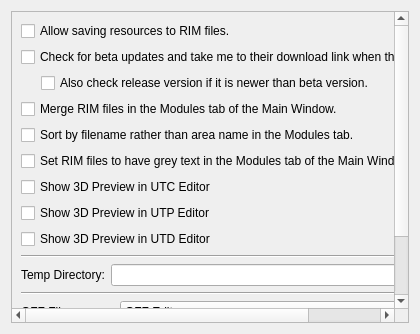
Old version of the form Tools/HolocronToolset/src/ui/widgets/settings/misc.ui in the repository NickHugi/PyKotor.
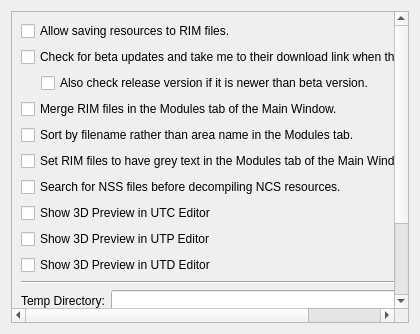
New version of the form.

Commit message: Add a setting to look for NSS files before decompiling NCS

```diff
--- a/Tools/HolocronToolset/src/ui/widgets/settings/misc.ui
+++ b/Tools/HolocronToolset/src/ui/widgets/settings/misc.ui
@@ -81,6 +81,13 @@
          </property>
         </widget>
        </item>
+       <item>
+        <widget class="QCheckBox" name="loadNSSBeforeDecompileCheck">
+         <property name="text">
+          <string>Search for NSS files before decompiling NCS resources.</string>
+         </property>
+        </widget>
+       </item>
        <item>
         <widget class="QCheckBox" name="showPreviewUTCCheck">
          <property name="text">
```
The commit also changes 4 other files.
